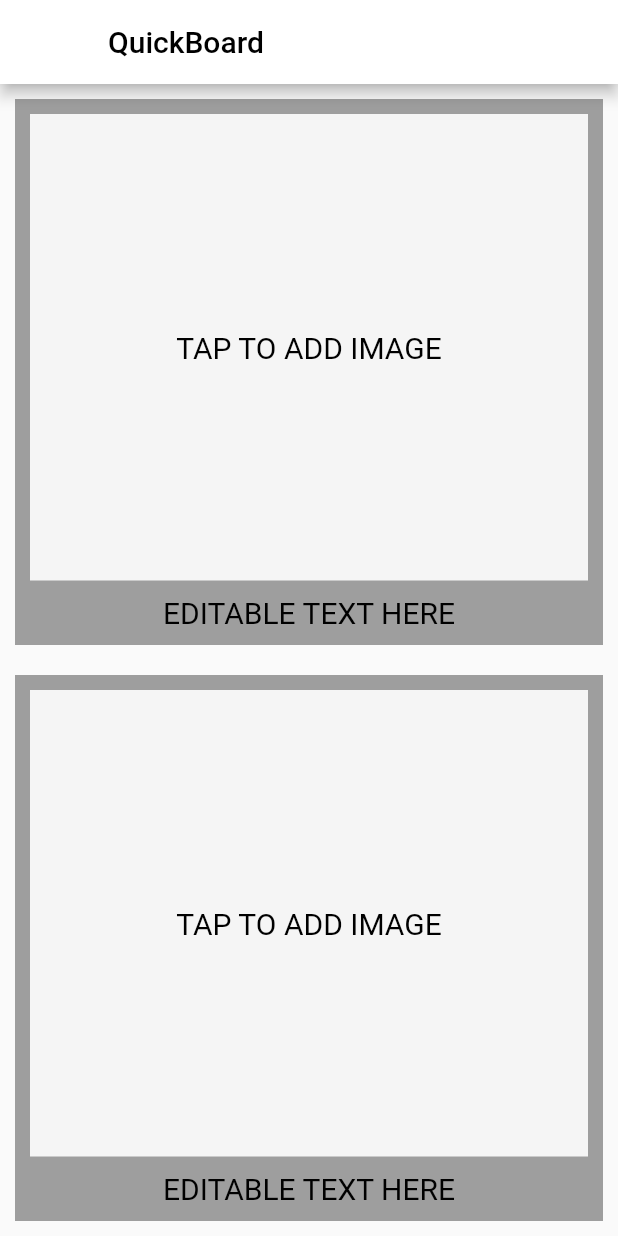
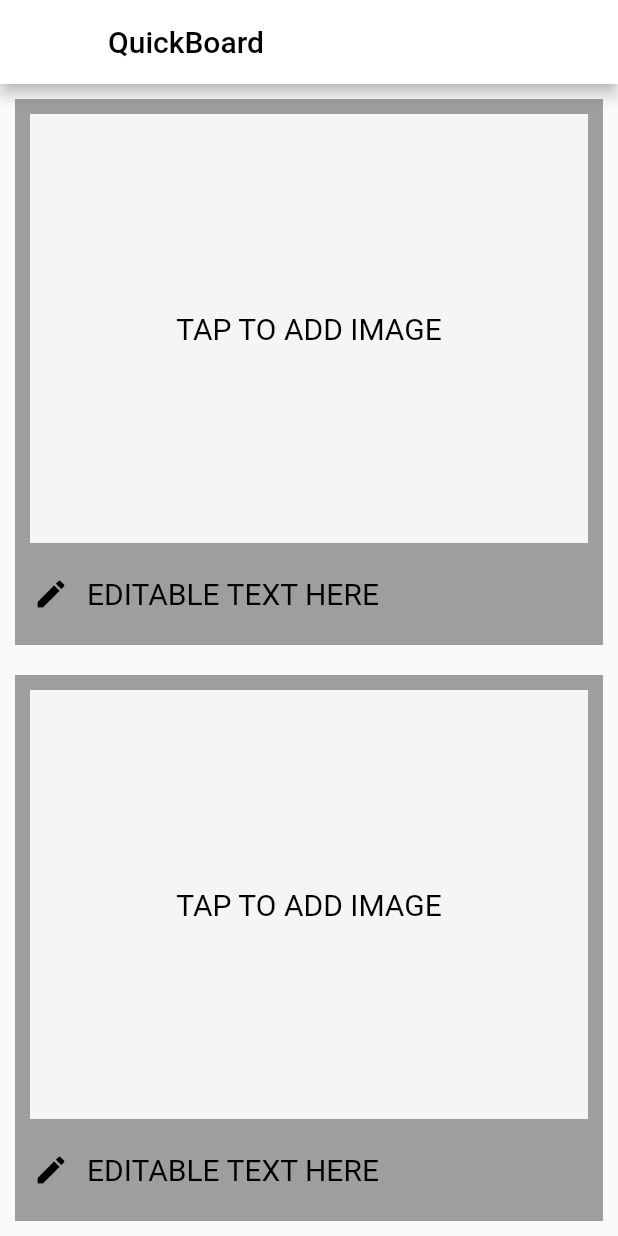
Before and after one commit to leahwho/swiftchat, a Flutter app: the QuickBoard screen opened by its route, on a phone screen of 412 x 824 dp. Run offline on Flutter 3.47's test engine with Material 2 defaults, Android fonts, the phone set to English and light mode, and no system bars.

Commit message:
refactor to use text field for editing text

```diff
--- a/lib/board_button.dart
+++ b/lib/board_button.dart
@@ -6,6 +6,13 @@ class BoardButton extends StatefulWidget {
 }
 
 class _BoardButtonState extends State<BoardButton> {
+  // state to keep track of:
+  // display Text vs display Photo
+  // use a ternary for the container's child?  if there is imageState, display image, otherwise display text
+
+  String buttonText = 'EDITABLE TEXT HERE';
+  // this should eventually display ONLY if the user has entered a search term and should be the search term itself
+
   @override
   Widget build(BuildContext context) {
     return Expanded(
@@ -15,13 +22,12 @@ class _BoardButtonState extends State<BoardButton> {
           // when this button is pressed, open a search drawer that is a grid view
         },
         child: Container(
-          // outer container
           width: double.infinity,
           margin: EdgeInsets.all(10.0),
           color: Colors.grey,
           child: Column(
             mainAxisAlignment: MainAxisAlignment.center,
-            crossAxisAlignment: CrossAxisAlignment.stretch,
+            crossAxisAlignment: CrossAxisAlignment.center,
             children: <Widget>[
               Expanded(
                 child: Container(
@@ -38,19 +44,19 @@ class _BoardButtonState extends State<BoardButton> {
                   ),
                 ),
               ),
-              Center(
-                child: GestureDetector(
-                  onTap: () {
-                    print('edit text button tapped!');
-                  },
-                  child: Padding(
-                    padding: const EdgeInsets.only(bottom: 10.0),
-                    child: Text(
-                      'EDITABLE TEXT HERE',
-                      style: TextStyle(
-                        fontSize: 20.0,
-                        color: Colors.black,
-                      ),
+              Padding(
+                padding: const EdgeInsets.only(bottom: 10.0),
+                child: TextField(
+                  decoration: InputDecoration(
+                    prefixIcon: Icon(
+                      Icons.edit,
+                      color: Colors.black,
+                    ),
+                    border: InputBorder.none,
+                    hintText: buttonText,
+                    hintStyle: TextStyle(
+                      fontSize: 20.0,
+                      color: Colors.black,
                     ),
                   ),
                 ),
```
